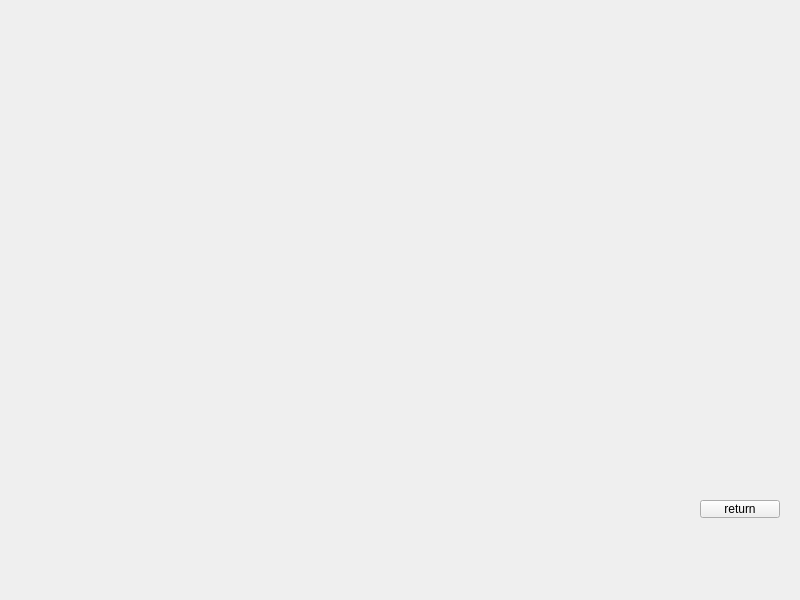
Qt form usercenter.ui (aaaMsLIUfruit/Tomato_bell) before a commit.
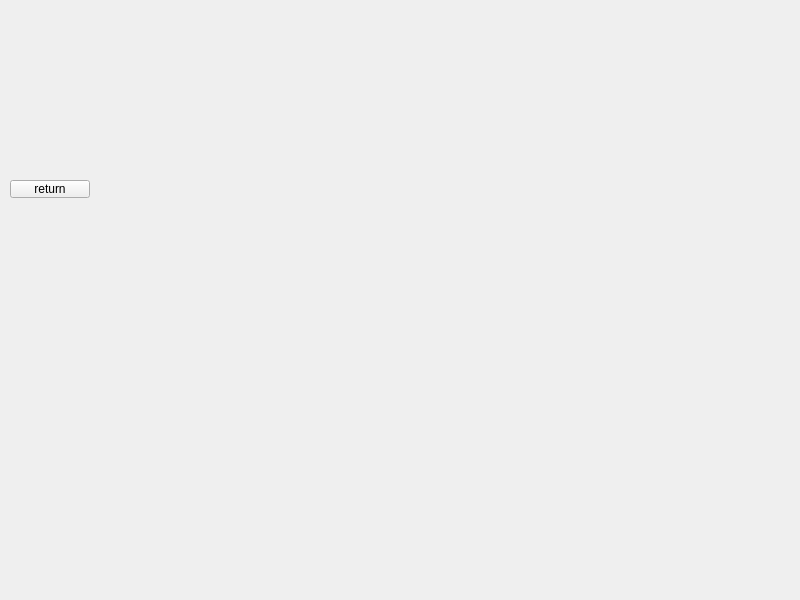
The same form after that commit.

```diff
--- a/usercenter.ui
+++ b/usercenter.ui
@@ -28,8 +28,8 @@
   <widget class="QPushButton" name="return_2">
    <property name="geometry">
     <rect>
-     <x>700</x>
-     <y>500</y>
+     <x>10</x>
+     <y>180</y>
      <width>80</width>
      <height>18</height>
     </rect>
```
